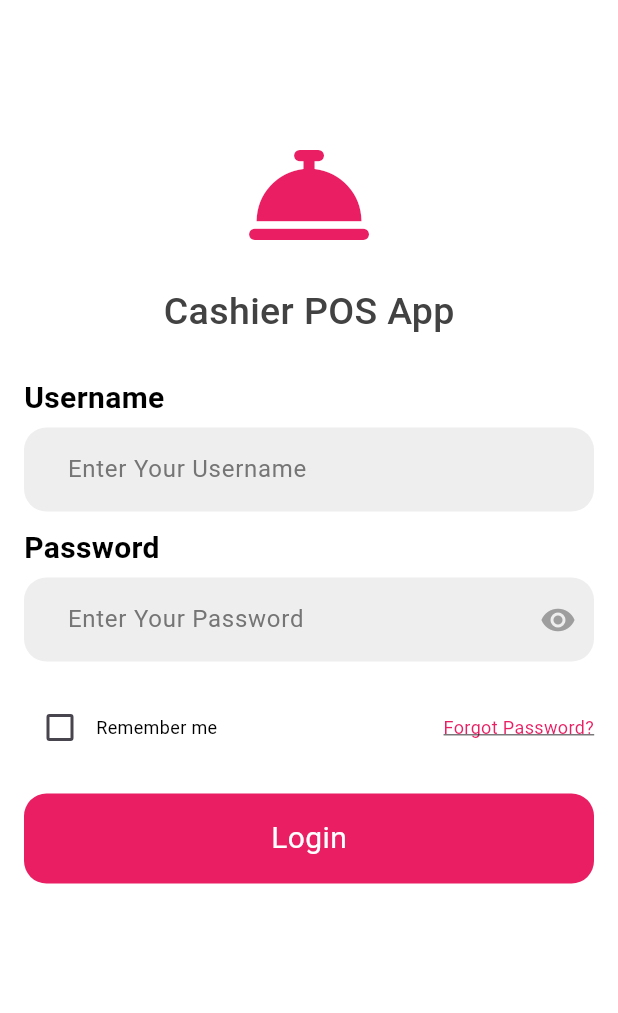
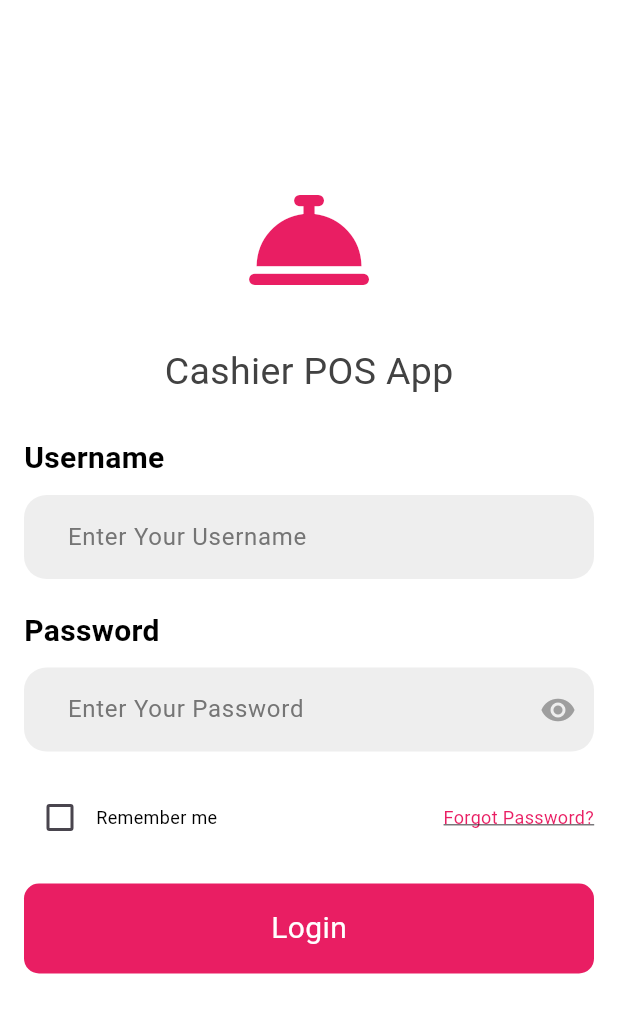
Before and after one commit to aeprodigy/point_of_sale_system, a Flutter app: the screen it shows after launch, on a phone screen of 412 x 824 dp. Shown: the top 1013 px of the screen. Run offline on Flutter 3.47's test engine with Material 3 defaults, Android fonts, the phone set to English and light mode, and no system bars; our stand-ins replace font_awesome_flutter.

Commit message:
constraint layouts

```diff
--- a/lib/views/screens/login_screen.dart
+++ b/lib/views/screens/login_screen.dart
@@ -30,7 +30,7 @@ class _LoginScreenState extends State<LoginScreen> {
                     crossAxisAlignment: CrossAxisAlignment.start,
                     mainAxisAlignment: MainAxisAlignment.center,
                     children: [
-                      const SizedBox(height: 90),
+                      const SizedBox(height: 120),
 
                       // App Icon
                       const Center(
@@ -41,7 +41,7 @@ class _LoginScreenState extends State<LoginScreen> {
                         ),
                       ),
 
-                      const SizedBox(height: 20),
+                      const SizedBox(height: 30),
 
                       // App Name
                       Center(
@@ -50,7 +50,7 @@ class _LoginScreenState extends State<LoginScreen> {
                           style: TextStyle(
                             color: Colors.grey[800],
                             fontSize: 25,
-                            fontWeight: FontWeight.w500,
+                            fontWeight: FontWeight.w400,
                           ),
                         ),
                       ),
@@ -66,7 +66,7 @@ class _LoginScreenState extends State<LoginScreen> {
                           fontWeight: FontWeight.w600,
                         ),
                       ),
-                      const SizedBox(height: 5),
+                      const SizedBox(height: 10),
 
                       // Username Field
                       TextField(
@@ -84,7 +84,7 @@ class _LoginScreenState extends State<LoginScreen> {
                         ),
                       ),
 
-                      const SizedBox(height: 10),
+                      const SizedBox(height: 20),
 
                       // Password Label
                       const Text(
@@ -95,7 +95,7 @@ class _LoginScreenState extends State<LoginScreen> {
                           fontWeight: FontWeight.w600,
                         ),
                       ),
-                      const SizedBox(height: 5),
+                      const SizedBox(height: 10),
 
                       // Password Field
                       TextField(
--- a/lib/views/widgets/button_widget.dart
+++ b/lib/views/widgets/button_widget.dart
@@ -13,7 +13,7 @@ class ButtonWidget extends StatelessWidget {
         height: 60,
         width: double.infinity,
         decoration: BoxDecoration(
-          borderRadius: BorderRadius.circular(15),
+          borderRadius: BorderRadius.circular(10),
           color: Colors.pink,
         ),
         child: Center(
```
Also changed, not shown: 5 other files.
